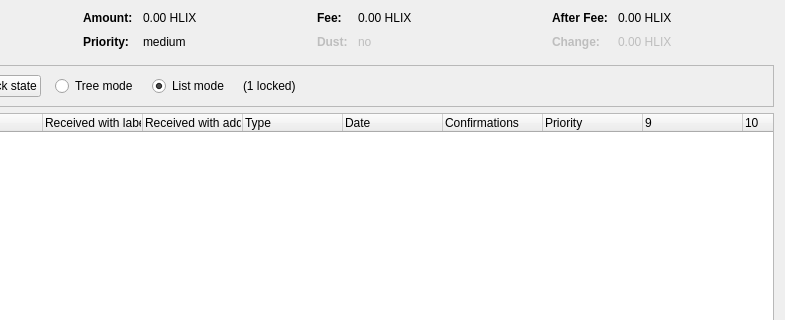
noodlespan/helix, file src/qt/forms/coincontroldialog.ui: the form before one commit; both pictures show x 169 to 954 and y 0 to 320 of the 954 by 500 pixel window.
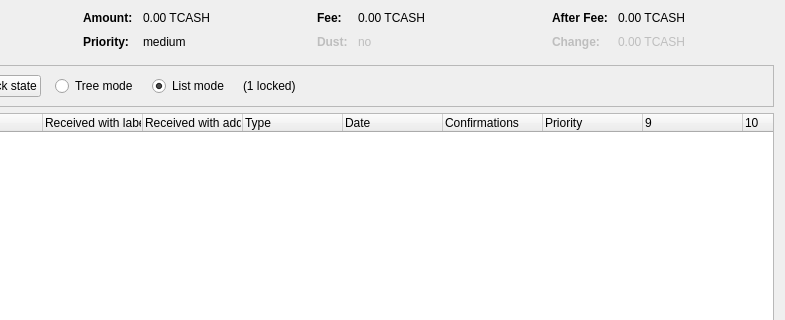
The form after the commit. Custom widgets are drawn as their Qt base class.

```diff
--- a/src/qt/forms/coincontroldialog.ui
+++ b/src/qt/forms/coincontroldialog.ui
@@ -132,7 +132,7 @@
           <enum>Qt::ActionsContextMenu</enum>
          </property>
          <property name="text">
-          <string notr="true">0.00 HLIX</string>
+          <string notr="true">0.00 TCASH</string>
          </property>
          <property name="textInteractionFlags">
           <set>Qt::LinksAccessibleByMouse|Qt::TextSelectableByKeyboard|Qt::TextSelectableByMouse</set>
@@ -206,7 +206,7 @@
           <enum>Qt::ActionsContextMenu</enum>
          </property>
          <property name="text">
-          <string notr="true">0.00 HLIX</string>
+          <string notr="true">0.00 TCASH</string>
          </property>
          <property name="textInteractionFlags">
           <set>Qt::LinksAccessibleByMouse|Qt::TextSelectableByKeyboard|Qt::TextSelectableByMouse</set>
@@ -286,7 +286,7 @@
           <enum>Qt::ActionsContextMenu</enum>
          </property>
          <property name="text">
-          <string notr="true">0.00 HLIX</string>
+          <string notr="true">0.00 TCASH</string>
          </property>
          <property name="textInteractionFlags">
           <set>Qt::LinksAccessibleByMouse|Qt::TextSelectableByKeyboard|Qt::TextSelectableByMouse</set>
@@ -321,7 +321,7 @@
           <enum>Qt::ActionsContextMenu</enum>
          </property>
          <property name="text">
-          <string notr="true">0.00 HLIX</string>
+          <string notr="true">0.00 TCASH</string>
          </property>
          <property name="textInteractionFlags">
           <set>Qt::LinksAccessibleByMouse|Qt::TextSelectableByKeyboard|Qt::TextSelectableByMouse</set>
```
